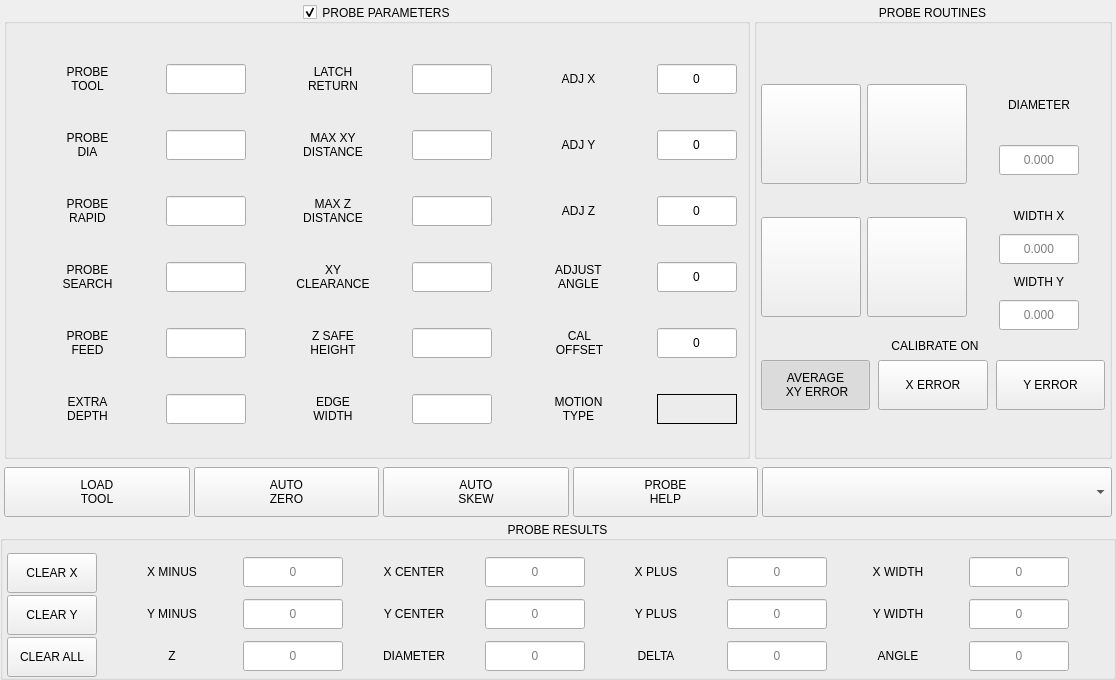
This is lib/basic_probe.ui in persei802/QtDragon_hd as Qt 5 draws it before an edit. The edited form follows.
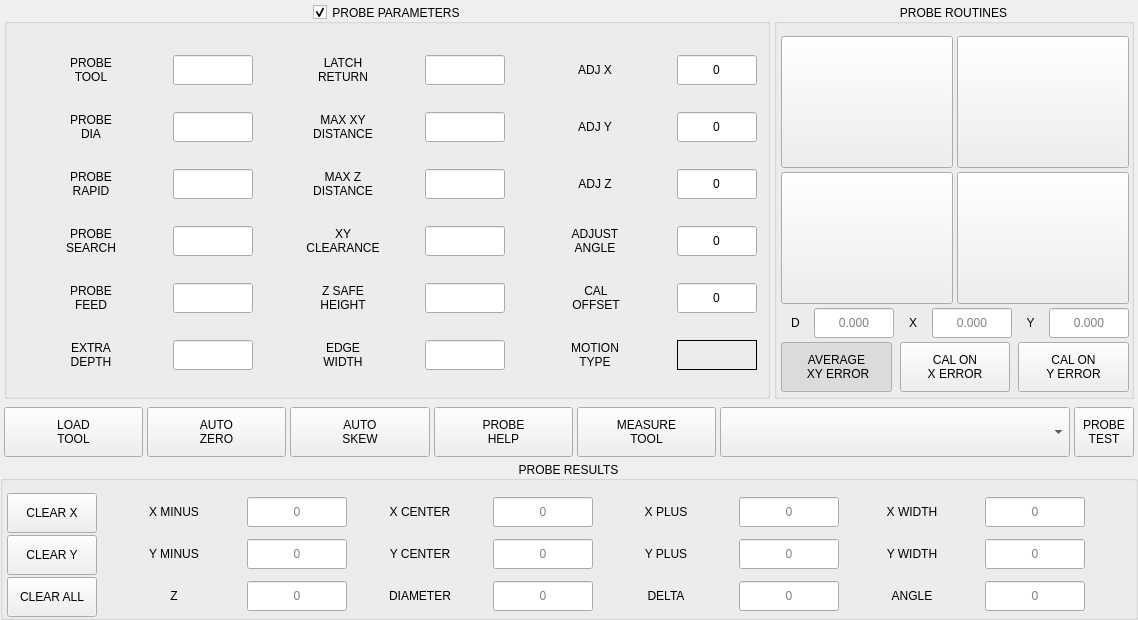
This is the edited form. The open tabs and pages were chosen to show the change. Icons and pictures are not drawn. Custom widgets are drawn as their Qt base class.

Commit message: added tool offset measurement page

```diff
--- a/lib/basic_probe.ui
+++ b/lib/basic_probe.ui
@@ -6,8 +6,8 @@
    <rect>
     <x>0</x>
     <y>0</y>
-    <width>1116</width>
-    <height>680</height>
+    <width>1138</width>
+    <height>620</height>
    </rect>
   </property>
   <property name="sizePolicy">
@@ -1295,13 +1295,13 @@
       <widget class="QGroupBox" name="groupBox_routines">
        <property name="minimumSize">
         <size>
-         <width>358</width>
+         <width>360</width>
          <height>0</height>
         </size>
        </property>
        <property name="maximumSize">
         <size>
-         <width>358</width>
+         <width>360</width>
          <height>16777215</height>
         </size>
        </property>
@@ -1344,7 +1344,7 @@
           <property name="maximumSize">
            <size>
             <width>350</width>
-            <height>350</height>
+            <height>16777215</height>
            </size>
           </property>
           <property name="frameShape">
@@ -3340,9 +3340,9 @@
                 </widget>
                </item>
                <item>
-                <layout class="QVBoxLayout" name="verticalLayout_8">
-                 <property name="spacing">
-                  <number>4</number>
+             <layout class="QHBoxLayout" name="horizontalLayout_7">
+              <property name="topMargin">
+               <number>0</number>
                  </property>
                  <item>
                   <widget class="QLabel" name="hint_label_2">
@@ -3366,7 +3366,45 @@
                    </property>
                   </widget>
                  </item>
-                 <item alignment="Qt::AlignHCenter">
+              <item>
+               <widget class="QLabel" name="label_75">
+                <property name="sizePolicy">
+                 <sizepolicy hsizetype="Preferred" vsizetype="Fixed">
+                  <horstretch>0</horstretch>
+                  <verstretch>0</verstretch>
+                 </sizepolicy>
+                </property>
+                <property name="minimumSize">
+                 <size>
+                  <width>80</width>
+                  <height>30</height>
+                 </size>
+                </property>
+                <property name="maximumSize">
+                 <size>
+                  <width>80</width>
+                  <height>30</height>
+                 </size>
+                </property>
+                <property name="text">
+                 <string>Y HINT</string>
+                </property>
+                <property name="alignment">
+                 <set>Qt::AlignCenter</set>
+                </property>
+                <property name="indent">
+                 <number>0</number>
+                </property>
+               </widget>
+              </item>
+             </layout>
+            </item>
+            <item>
+             <layout class="QHBoxLayout" name="horizontalLayout_12">
+              <property name="topMargin">
+               <number>0</number>
+              </property>
+              <item>
                   <widget class="QLineEdit" name="lineEdit_x_hint_rv">
                    <property name="sizePolicy">
                     <sizepolicy hsizetype="Preferred" vsizetype="Fixed">
@@ -3436,9 +3474,9 @@
              <height>0</height>
             </size>
            </property>
-           <layout class="QVBoxLayout" name="verticalLayout_42" stretch="0,0,0,0">
+           <layout class="QVBoxLayout" name="verticalLayout_42" stretch="1,0,0">
             <property name="spacing">
-             <number>2</number>
+             <number>4</number>
             </property>
             <property name="leftMargin">
              <number>0</number>
@@ -3450,10 +3488,15 @@
              <number>2</number>
             </property>
             <property name="bottomMargin">
-             <number>9</number>
+             <number>0</number>
             </property>
             <item>
-             <widget class="QWidget" name="widget_cal_round" native="true">
+             <layout class="QGridLayout" name="gridLayout">
+              <property name="topMargin">
+               <number>0</number>
+              </property>
+              <item row="0" column="1">
+               <widget class="QPushButton" name="probe_cal_round_pocket">
               <property name="sizePolicy">
                <sizepolicy hsizetype="Preferred" vsizetype="Preferred">
                 <horstretch>0</horstretch>
@@ -3463,7 +3506,7 @@
               <property name="minimumSize">
                <size>
                 <width>0</width>
-                <height>100</height>
+                  <height>0</height>
                </size>
               </property>
               <property name="maximumSize">
@@ -3472,23 +3515,38 @@
                 <height>16777215</height>
                </size>
               </property>
-              <layout class="QHBoxLayout" name="horizontalLayout_6" stretch="0,0,0">
-               <property name="spacing">
-                <number>6</number>
-               </property>
-               <property name="leftMargin">
-                <number>0</number>
-               </property>
-               <property name="topMargin">
-                <number>0</number>
-               </property>
-               <property name="rightMargin">
-                <number>4</number>
-               </property>
-               <property name="bottomMargin">
-                <number>0</number>
-               </property>
-               <item>
+                <property name="focusPolicy">
+                 <enum>Qt::StrongFocus</enum>
+                </property>
+                <property name="toolTip">
+                 <string>Calibrate with round pocket</string>
+                </property>
+                <property name="statusTip">
+                 <string/>
+                </property>
+                <property name="text">
+                 <string/>
+                </property>
+                <property name="icon">
+                 <iconset>
+                  <normalon>basic_probe_icons/round_pocket.png</normalon>
+                 </iconset>
+                </property>
+                <property name="iconSize">
+                 <size>
+                  <width>100</width>
+                  <height>100</height>
+                 </size>
+                </property>
+                <property name="probe" stdset="0">
+                 <string>probe_cal_round_pocket</string>
+                </property>
+                <attribute name="buttonGroup">
+                 <string notr="true">cal_buttonGroup</string>
+                </attribute>
+               </widget>
+              </item>
+              <item row="0" column="0">
                 <widget class="QPushButton" name="probe_cal_round_boss">
                  <property name="sizePolicy">
                   <sizepolicy hsizetype="Preferred" vsizetype="Preferred">
@@ -3498,14 +3556,14 @@
                  </property>
                  <property name="minimumSize">
                   <size>
-                   <width>100</width>
-                   <height>100</height>
+                  <width>0</width>
+                  <height>0</height>
                   </size>
                  </property>
                  <property name="maximumSize">
                   <size>
-                   <width>100</width>
-                   <height>100</height>
+                  <width>16777215</width>
+                  <height>16777215</height>
                   </size>
                  </property>
                  <property name="focusPolicy">
@@ -3527,8 +3585,8 @@
                  </property>
                  <property name="iconSize">
                   <size>
-                   <width>80</width>
-                   <height>80</height>
+                  <width>100</width>
+                  <height>100</height>
                   </size>
                  </property>
                  <property name="autoDefault">
@@ -3542,166 +3600,7 @@
                  </attribute>
                 </widget>
                </item>
-               <item>
-                <widget class="QPushButton" name="probe_cal_round_pocket">
-                 <property name="sizePolicy">
-                  <sizepolicy hsizetype="Preferred" vsizetype="Preferred">
-                   <horstretch>0</horstretch>
-                   <verstretch>0</verstretch>
-                  </sizepolicy>
-                 </property>
-                 <property name="minimumSize">
-                  <size>
-                   <width>100</width>
-                   <height>100</height>
-                  </size>
-                 </property>
-                 <property name="maximumSize">
-                  <size>
-                   <width>100</width>
-                   <height>100</height>
-                  </size>
-                 </property>
-                 <property name="focusPolicy">
-                  <enum>Qt::StrongFocus</enum>
-                 </property>
-                 <property name="toolTip">
-                  <string>Calibrate with round pocket</string>
-                 </property>
-                 <property name="statusTip">
-                  <string/>
-                 </property>
-                 <property name="text">
-                  <string/>
-                 </property>
-                 <property name="icon">
-                  <iconset>
-                   <normalon>basic_probe_icons/round_pocket.png</normalon>
-                  </iconset>
-                 </property>
-                 <property name="iconSize">
-                  <size>
-                   <width>80</width>
-                   <height>80</height>
-                  </size>
-                 </property>
-                 <property name="probe" stdset="0">
-                  <string>probe_cal_round_pocket</string>
-                 </property>
-                 <attribute name="buttonGroup">
-                  <string notr="true">cal_buttonGroup</string>
-                 </attribute>
-                </widget>
-               </item>
-               <item>
-                <layout class="QVBoxLayout" name="verticalLayout_11">
-                 <property name="spacing">
-                  <number>4</number>
-                 </property>
-                 <item>
-                  <widget class="QLabel" name="label_2">
-                   <property name="minimumSize">
-                    <size>
-                     <width>0</width>
-                     <height>24</height>
-                    </size>
-                   </property>
-                   <property name="maximumSize">
-                    <size>
-                     <width>16777215</width>
-                     <height>24</height>
-                    </size>
-                   </property>
-                   <property name="text">
-                    <string>DIAMETER</string>
-                   </property>
-                   <property name="alignment">
-                    <set>Qt::AlignCenter</set>
-                   </property>
-                  </widget>
-                 </item>
-                 <item alignment="Qt::AlignHCenter">
-                  <widget class="QLineEdit" name="lineEdit_cal_diameter">
-                   <property name="sizePolicy">
-                    <sizepolicy hsizetype="Preferred" vsizetype="Preferred">
-                     <horstretch>0</horstretch>
-                     <verstretch>0</verstretch>
-                    </sizepolicy>
-                   </property>
-                   <property name="minimumSize">
-                    <size>
-                     <width>80</width>
-                     <height>30</height>
-                    </size>
-                   </property>
-                   <property name="maximumSize">
-                    <size>
-                     <width>80</width>
-                     <height>30</height>
-                    </size>
-                   </property>
-                   <property name="focusPolicy">
-                    <enum>Qt::ClickFocus</enum>
-                   </property>
-                   <property name="toolTip">
-                    <string>Enter diameter of round boss or pocket</string>
-                   </property>
-                   <property name="text">
-                    <string/>
-                   </property>
-                   <property name="maxLength">
-                    <number>10</number>
-                   </property>
-                   <property name="alignment">
-                    <set>Qt::AlignCenter</set>
-                   </property>
-                   <property name="placeholderText">
-                    <string>0.000</string>
-                   </property>
-                  </widget>
-                 </item>
-                </layout>
-               </item>
-              </layout>
-             </widget>
-            </item>
-            <item>
-             <widget class="QWidget" name="widget_cal_square" native="true">
-              <property name="sizePolicy">
-               <sizepolicy hsizetype="Preferred" vsizetype="Preferred">
-                <horstretch>0</horstretch>
-                <verstretch>0</verstretch>
-               </sizepolicy>
-              </property>
-              <property name="minimumSize">
-               <size>
-                <width>0</width>
-                <height>100</height>
-               </size>
-              </property>
-              <property name="maximumSize">
-               <size>
-                <width>16777215</width>
-                <height>16777215</height>
-               </size>
-              </property>
-              <layout class="QHBoxLayout" name="horizontalLayout_7" stretch="0,0,0">
-               <property name="spacing">
-                <number>6</number>
-               </property>
-               <property name="leftMargin">
-                <number>0</number>
-               </property>
-               <property name="topMargin">
-                <number>0</number>
-               </property>
-               <property name="rightMargin">
-                <number>4</number>
-               </property>
-               <property name="bottomMargin">
-                <number>0</number>
-               </property>
-               <item>
+              <item row="1" column="0">
                 <widget class="QPushButton" name="probe_cal_square_boss">
                  <property name="sizePolicy">
                   <sizepolicy hsizetype="Preferred" vsizetype="Preferred">
@@ -3711,14 +3610,14 @@
                  </property>
                  <property name="minimumSize">
                   <size>
-                   <width>100</width>
-                   <height>100</height>
+                  <width>0</width>
+                  <height>0</height>
                   </size>
                  </property>
                  <property name="maximumSize">
                   <size>
-                   <width>100</width>
-                   <height>100</height>
+                  <width>16777215</width>
+                  <height>16777215</height>
                   </size>
                  </property>
                  <property name="focusPolicy">
@@ -3740,8 +3639,8 @@
                  </property>
                  <property name="iconSize">
                   <size>
-                   <width>80</width>
-                   <height>80</height>
+                  <width>100</width>
+                  <height>100</height>
                   </size>
                  </property>
                  <property name="probe" stdset="0">
@@ -3752,7 +3651,7 @@
                  </attribute>
                 </widget>
                </item>
-               <item>
+              <item row="1" column="1">
                 <widget class="QPushButton" name="probe_cal_square_pocket">
                  <property name="sizePolicy">
                   <sizepolicy hsizetype="Preferred" vsizetype="Preferred">
@@ -3762,14 +3661,14 @@
                  </property>
                  <property name="minimumSize">
                   <size>
-                   <width>100</width>
-                   <height>100</height>
+                  <width>0</width>
+                  <height>0</height>
                   </size>
                  </property>
                  <property name="maximumSize">
                   <size>
-                   <width>100</width>
-                   <height>100</height>
+                  <width>16777215</width>
+                  <height>16777215</height>
                   </size>
                  </property>
                  <property name="focusPolicy">
@@ -3791,8 +3690,8 @@
                  </property>
                  <property name="iconSize">
                   <size>
-                   <width>80</width>
-                   <height>80</height>
+                  <width>100</width>
+                  <height>100</height>
                   </size>
                  </property>
                  <property name="probe" stdset="0">
@@ -3803,13 +3702,34 @@
                  </attribute>
                 </widget>
                </item>
+             </layout>
+            </item>
                <item>
-                <layout class="QVBoxLayout" name="verticalLayout_12">
-                 <property name="spacing">
-                  <number>4</number>
-                 </property>
+             <layout class="QHBoxLayout" name="horizontalLayout_14">
+              <item>
+               <widget class="QLabel" name="label_3">
+                <property name="minimumSize">
+                 <size>
+                  <width>0</width>
+                  <height>30</height>
+                 </size>
+                </property>
+                <property name="maximumSize">
+                 <size>
+                  <width>16777215</width>
+                  <height>30</height>
+                 </size>
+                </property>
+                <property name="text">
+                 <string>D</string>
+                </property>
+                <property name="alignment">
+                 <set>Qt::AlignCenter</set>
+                </property>
+               </widget>
+              </item>
                  <item>
-                  <widget class="QLabel" name="label_103">
+               <widget class="QLineEdit" name="lineEdit_cal_diameter">
                    <property name="sizePolicy">
                     <sizepolicy hsizetype="Preferred" vsizetype="Preferred">
                      <horstretch>0</horstretch>
@@ -3818,31 +3738,59 @@
                    </property>
                    <property name="minimumSize">
                     <size>
+                  <width>80</width>
+                  <height>30</height>
+                 </size>
+                </property>
+                <property name="maximumSize">
+                 <size>
+                  <width>80</width>
+                  <height>30</height>
+                 </size>
+                </property>
+                <property name="focusPolicy">
+                 <enum>Qt::ClickFocus</enum>
+                </property>
+                <property name="toolTip">
+                 <string>Calibration diameter</string>
+                </property>
+                <property name="text">
+                 <string/>
+                </property>
+                <property name="maxLength">
+                 <number>10</number>
+                </property>
+                <property name="alignment">
+                 <set>Qt::AlignCenter</set>
+                </property>
+                <property name="placeholderText">
+                 <string>0.000</string>
+                </property>
+               </widget>
+              </item>
+              <item>
+               <widget class="QLabel" name="label_4">
+                <property name="minimumSize">
+                 <size>
                      <width>0</width>
-                     <height>24</height>
+                  <height>30</height>
                     </size>
                    </property>
                    <property name="maximumSize">
                     <size>
                      <width>16777215</width>
-                     <height>24</height>
-                    </size>
-                   </property>
-                   <property name="lineWidth">
-                    <number>0</number>
-                   </property>
+                  <height>30</height>
+                 </size>
+                </property>
                    <property name="text">
-                    <string>WIDTH X</string>
+                 <string>X</string>
                    </property>
                    <property name="alignment">
                     <set>Qt::AlignCenter</set>
                    </property>
-                   <property name="indent">
-                    <number>0</number>
-                   </property>
-                  </widget>
-                 </item>
-                 <item alignment="Qt::AlignHCenter">
+               </widget>
+              </item>
+              <item>
                   <widget class="QLineEdit" name="lineEdit_cal_x_width">
                    <property name="sizePolicy">
                     <sizepolicy hsizetype="Preferred" vsizetype="Preferred">
@@ -3886,40 +3834,28 @@
                   </widget>
                  </item>
                  <item>
-                  <widget class="QLabel" name="label_107">
-                   <property name="sizePolicy">
-                    <sizepolicy hsizetype="Preferred" vsizetype="Preferred">
-                     <horstretch>0</horstretch>
-                     <verstretch>0</verstretch>
-                    </sizepolicy>
-                   </property>
+               <widget class="QLabel" name="label_8">
                    <property name="minimumSize">
                     <size>
                      <width>0</width>
-                     <height>24</height>
+                  <height>30</height>
                     </size>
                    </property>
                    <property name="maximumSize">
                     <size>
                      <width>16777215</width>
-                     <height>24</height>
-                    </size>
-                   </property>
-                   <property name="lineWidth">
-                    <number>0</number>
-                   </property>
+                  <height>30</height>
+                 </size>
+                </property>
                    <property name="text">
-                    <string>WIDTH Y</string>
+                 <string>Y</string>
                    </property>
                    <property name="alignment">
                     <set>Qt::AlignCenter</set>
                    </property>
-                   <property name="indent">
-                    <number>0</number>
-                   </property>
-                  </widget>
-                 </item>
-                 <item alignment="Qt::AlignHCenter">
+               </widget>
+              </item>
+              <item>
                   <widget class="QLineEdit" name="lineEdit_cal_y_width">
                    <property name="sizePolicy">
                     <sizepolicy hsizetype="Preferred" vsizetype="Preferred">
@@ -3960,31 +3896,6 @@
                   </widget>
                  </item>
                 </layout>
-               </item>
-              </layout>
-             </widget>
-            </item>
-            <item>
-             <widget class="QLabel" name="label_4">
-              <property name="minimumSize">
-               <size>
-                <width>0</width>
-                <height>24</height>
-               </size>
-              </property>
-              <property name="maximumSize">
-               <size>
-                <width>16777215</width>
-                <height>24</height>
-               </size>
-              </property>
-              <property name="text">
-               <string>CALIBRATE ON</string>
-              </property>
-              <property name="alignment">
-               <set>Qt::AlignCenter</set>
-              </property>
-             </widget>
             </item>
             <item>
              <widget class="QWidget" name="widget_cal_error" native="true">
@@ -4017,7 +3928,7 @@
                 <number>0</number>
                </property>
                <property name="rightMargin">
-                <number>4</number>
+                <number>0</number>
                </property>
                <property name="bottomMargin">
                 <number>0</number>
@@ -4090,7 +4001,8 @@
                   </size>
                  </property>
                  <property name="text">
-                  <string>X ERROR</string>
+                  <string>CAL ON
+X ERROR</string>
                  </property>
                  <property name="checkable">
                   <bool>true</bool>
@@ -4136,7 +4048,8 @@
                   <string notr="true"/>
                  </property>
                  <property name="text">
-                  <string>Y ERROR</string>
+                  <string>CAL ON
+Y ERROR</string>
                  </property>
                  <property name="checkable">
                   <bool>true</bool>
@@ -4316,6 +4229,32 @@
        </property>
       </widget>
      </item>
+     <item>
+      <widget class="QPushButton" name="btn_measure_tool">
+       <property name="sizePolicy">
+        <sizepolicy hsizetype="Preferred" vsizetype="Preferred">
+         <horstretch>0</horstretch>
+         <verstretch>0</verstretch>
+        </sizepolicy>
+       </property>
+       <property name="minimumSize">
+        <size>
+         <width>120</width>
+         <height>50</height>
+        </size>
+       </property>
+       <property name="maximumSize">
+        <size>
+         <width>16777215</width>
+         <height>50</height>
+        </size>
+       </property>
+       <property name="text">
+        <string>MEASURE
+TOOL</string>
+       </property>
+      </widget>
+     </item>
      <item>
       <widget class="QComboBox" name="cmb_probe_select">
        <property name="sizePolicy">
@@ -4341,6 +4280,38 @@
        </property>
       </widget>
      </item>
+     <item>
+      <widget class="PushButton" name="btn_probe">
+       <property name="sizePolicy">
+        <sizepolicy hsizetype="Preferred" vsizetype="Preferred">
+         <horstretch>0</horstretch>
+         <verstretch>0</verstretch>
+        </sizepolicy>
+       </property>
+       <property name="minimumSize">
+        <size>
+         <width>60</width>
+         <height>50</height>
+        </size>
+       </property>
+       <property name="maximumSize">
+        <size>
+         <width>60</width>
+         <height>50</height>
+        </size>
+       </property>
+       <property name="text">
+        <string>PROBE
+TEST</string>
+       </property>
+       <property name="pin_name" stdset="0">
+        <string>probe-out</string>
+       </property>
+       <property name="pin_type" stdset="0">
+        <enum>PushButton::BIT</enum>
+       </property>
+      </widget>
+     </item>
     </layout>
    </item>
    <item>
```
Left out of the diff: 920 changed lines with no effect on the pictures. Lines whose indentation alone changed are shown as unchanged. The commit also changes 2 other files.
